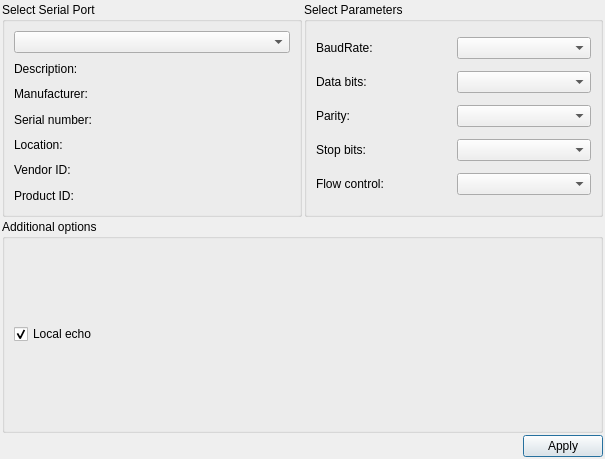
This is terminal/src/settingsdialog.ui in ydpan/ydpanProject as Qt 5 draws it before an edit. The edited form follows.
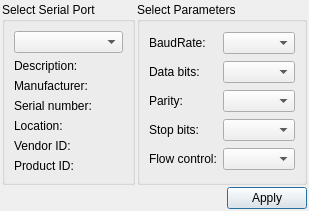
This is the edited form.

```diff
--- a/terminal/src/settingsdialog.ui
+++ b/terminal/src/settingsdialog.ui
@@ -6,8 +6,8 @@
    <rect>
     <x>0</x>
     <y>0</y>
-    <width>605</width>
-    <height>459</height>
+    <width>309</width>
+    <height>191</height>
    </rect>
   </property>
   <property name="font">
@@ -147,7 +147,7 @@
      </layout>
     </widget>
    </item>
-   <item row="2" column="0" colspan="2">
+   <item row="1" column="0" colspan="2">
     <layout class="QHBoxLayout" name="horizontalLayout">
      <item>
       <spacer name="horizontalSpacer">
@@ -171,25 +171,6 @@
      </item>
     </layout>
    </item>
-   <item row="1" column="0" colspan="2">
-    <widget class="QGroupBox" name="additionalOptionsGroupBox">
-     <property name="title">
-      <string>Additional options</string>
-     </property>
-     <layout class="QVBoxLayout" name="verticalLayout">
-      <item>
-       <widget class="QCheckBox" name="localEchoCheckBox">
-        <property name="text">
-         <string>Local echo</string>
-        </property>
-        <property name="checked">
-         <bool>true</bool>
-        </property>
-       </widget>
-      </item>
-     </layout>
-    </widget>
-   </item>
   </layout>
  </widget>
  <resources/>
```
